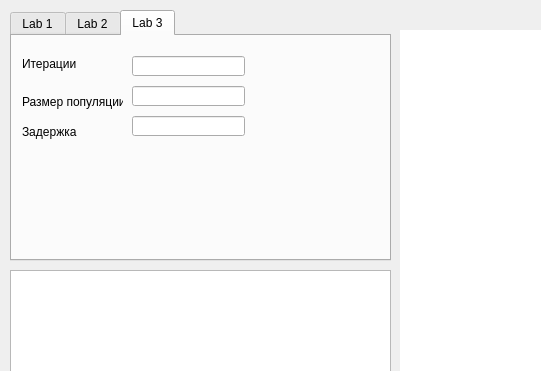
S0larAna/OptimizationAlgorithms, file ui/main_window.ui: the form before one commit; both pictures show x 0 to 541 and y 0 to 371 of the 1105 by 743 pixel window.
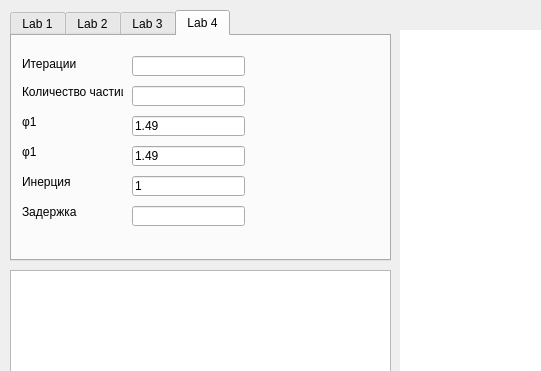
The form after the commit.

The edit to the form file:
```diff
--- a/ui/main_window.ui
+++ b/ui/main_window.ui
@@ -37,7 +37,7 @@
      </rect>
     </property>
     <property name="currentIndex">
-     <number>2</number>
+     <number>3</number>
     </property>
     <widget class="QWidget" name="lab1Tab">
      <attribute name="title">
@@ -231,6 +231,161 @@
       </property>
      </widget>
     </widget>
+    <widget class="QWidget" name="lab4Tab">
+     <attribute name="title">
+      <string>Lab 4</string>
+     </attribute>
+     <widget class="QLineEdit" name="num_particles">
+      <property name="geometry">
+       <rect>
+        <x>120</x>
+        <y>50</y>
+        <width>113</width>
+        <height>20</height>
+       </rect>
+      </property>
+     </widget>
+     <widget class="QLabel" name="label_10">
+      <property name="geometry">
+       <rect>
+        <x>10</x>
+        <y>40</y>
+        <width>101</width>
+        <height>31</height>
+       </rect>
+      </property>
+      <property name="text">
+       <string>Количество частиц</string>
+      </property>
+     </widget>
+     <widget class="QLabel" name="label_11">
+      <property name="geometry">
+       <rect>
+        <x>10</x>
+        <y>160</y>
+        <width>101</width>
+        <height>31</height>
+       </rect>
+      </property>
+      <property name="text">
+       <string>Задержка</string>
+      </property>
+     </widget>
+     <widget class="QLineEdit" name="delay_2">
+      <property name="geometry">
+       <rect>
+        <x>120</x>
+        <y>170</y>
+        <width>113</width>
+        <height>20</height>
+       </rect>
+      </property>
+      <property name="text">
+       <string/>
+      </property>
+     </widget>
+     <widget class="QLineEdit" name="num_iter">
+      <property name="geometry">
+       <rect>
+        <x>120</x>
+        <y>20</y>
+        <width>113</width>
+        <height>20</height>
+       </rect>
+      </property>
+     </widget>
+     <widget class="QLabel" name="label_12">
+      <property name="geometry">
+       <rect>
+        <x>10</x>
+        <y>20</y>
+        <width>61</width>
+        <height>16</height>
+       </rect>
+      </property>
+      <property name="text">
+       <string>Итерации</string>
+      </property>
+     </widget>
+     <widget class="QLineEdit" name="phi1">
+      <property name="geometry">
+       <rect>
+        <x>120</x>
+        <y>80</y>
+        <width>113</width>
+        <height>20</height>
+       </rect>
+      </property>
+      <property name="text">
+       <string>1.49</string>
+      </property>
+     </widget>
+     <widget class="QLabel" name="label_13">
+      <property name="geometry">
+       <rect>
+        <x>10</x>
+        <y>70</y>
+        <width>101</width>
+        <height>31</height>
+       </rect>
+      </property>
+      <property name="text">
+       <string>φ1</string>
+      </property>
+     </widget>
+     <widget class="QLabel" name="label_14">
+      <property name="geometry">
+       <rect>
+        <x>10</x>
+        <y>100</y>
+        <width>101</width>
+        <height>31</height>
+       </rect>
+      </property>
+      <property name="text">
+       <string>φ1</string>
+      </property>
+     </widget>
+     <widget class="QLineEdit" name="phi2">
+      <property name="geometry">
+       <rect>
+        <x>120</x>
+        <y>110</y>
+        <width>113</width>
+        <height>20</height>
+       </rect>
+      </property>
+      <property name="text">
+       <string>1.49</string>
+      </property>
+     </widget>
+     <widget class="QLineEdit" name="weight">
+      <property name="geometry">
+       <rect>
+        <x>120</x>
+        <y>140</y>
+        <width>113</width>
+        <height>20</height>
+       </rect>
+      </property>
+      <property name="text">
+       <string>1</string>
+      </property>
+     </widget>
+     <widget class="QLabel" name="label_15">
+      <property name="geometry">
+       <rect>
+        <x>10</x>
+        <y>130</y>
+        <width>101</width>
+        <height>31</height>
+       </rect>
+      </property>
+      <property name="text">
+       <string>Инерция</string>
+      </property>
+     </widget>
+    </widget>
    </widget>
    <widget class="QPushButton" name="startButton">
     <property name="geometry">
```
Left out of the diff: 5 changed lines with no effect on the pictures.
